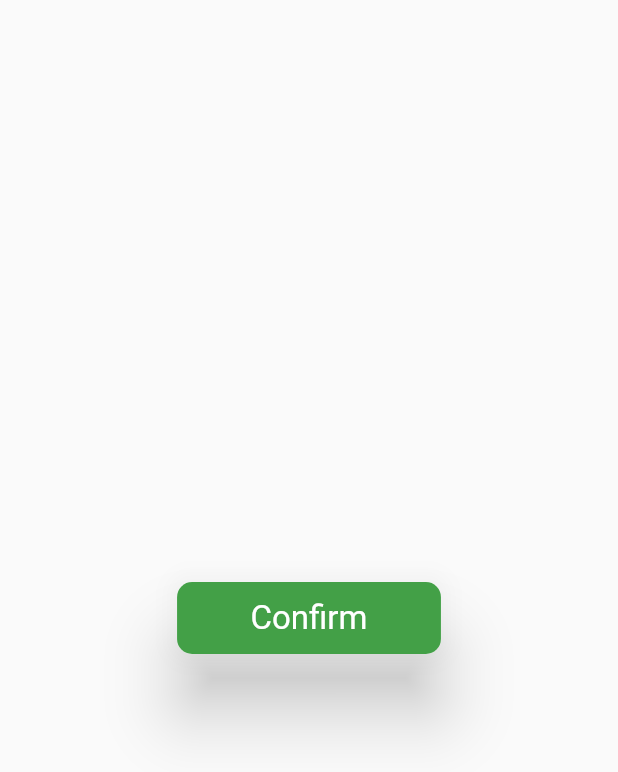
After one commit to TechieBlossom/simpleanimations, a Flutter app: the screen it shows after launch, on a phone screen of 412 x 824 dp. The commit adds this screen. Shown: the top 772 px of the screen. Run offline on Flutter 3.47's test engine with Material 2 defaults, Android fonts, the phone set to English and light mode, and no system bars.

Commit message:
adding page for animated button example

```diff
--- /dev/null
+++ b/lib/animatedbutton/animated_button_example.dart
@@ -0,0 +1,36 @@
+import 'package:flutter/material.dart';
+import 'package:simpleanimations/animatedbutton/animated_button.dart';
+
+class AnimatedButtonExample extends StatelessWidget {
+  @override
+  Widget build(BuildContext context) {
+    return Scaffold(
+      body: Center(
+        child: AnimatedButton(
+          onTap: () {
+            print("animated button pressed");
+          },
+          animationDuration: const Duration(milliseconds: 2000),
+          initialText: "Confirm",
+          finalText: "Submitted",
+          iconData: Icons.check,
+          iconSize: 32.0,
+          buttonStyle: ButtonStyle(
+            primaryColor: Colors.green.shade600,
+            secondaryColor: Colors.white,
+            elevation: 20.0,
+            initialTextStyle: TextStyle(
+              fontSize: 22.0,
+              color: Colors.white,
+            ),
+            finalTextStyle: TextStyle(
+              fontSize: 22.0,
+              color: Colors.green.shade600,
+            ),
+            borderRadius: 10.0,
+          ),
+        ),
+      ),
+    );
+  }
+}
```
Also changed, not shown: lib/main.dart (+2 -29 lines).
